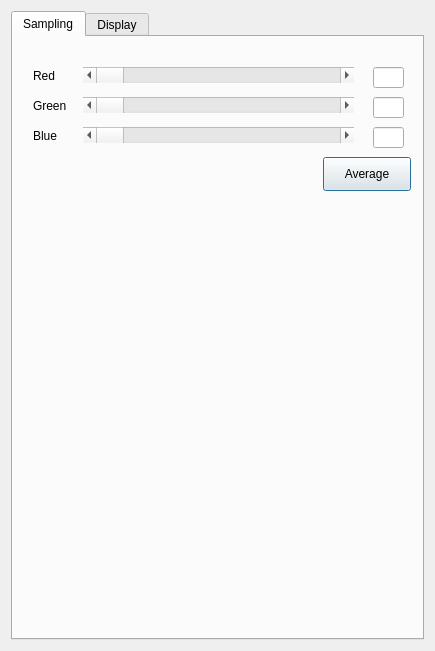
The window that romthresholddialog.ui (travisgoodspeed/maskromtool) describes before a commit, drawn with Qt 5.
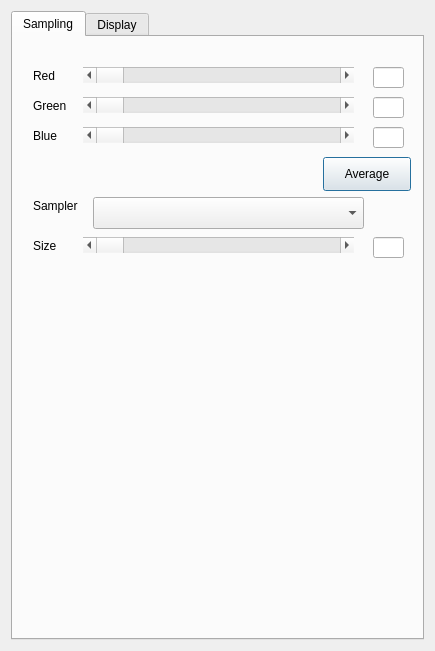
The same window after the commit.

What changed in the file:
```diff
--- a/romthresholddialog.ui
+++ b/romthresholddialog.ui
@@ -159,6 +159,68 @@
         </rect>
        </property>
       </widget>
+      <widget class="QComboBox" name="samplerBox">
+       <property name="geometry">
+        <rect>
+         <x>80</x>
+         <y>160</y>
+         <width>271</width>
+         <height>32</height>
+        </rect>
+       </property>
+      </widget>
+      <widget class="QLabel" name="redLabel_2">
+       <property name="geometry">
+        <rect>
+         <x>20</x>
+         <y>160</y>
+         <width>58</width>
+         <height>18</height>
+        </rect>
+       </property>
+       <property name="text">
+        <string>Sampler</string>
+       </property>
+      </widget>
+      <widget class="QScrollBar" name="samplesizeScrollBar">
+       <property name="geometry">
+        <rect>
+         <x>70</x>
+         <y>200</y>
+         <width>271</width>
+         <height>16</height>
+        </rect>
+       </property>
+       <property name="maximum">
+        <number>255</number>
+       </property>
+       <property name="orientation">
+        <enum>Qt::Horizontal</enum>
+       </property>
+      </widget>
+      <widget class="QLabel" name="redLabel_3">
+       <property name="geometry">
+        <rect>
+         <x>20</x>
+         <y>200</y>
+         <width>58</width>
+         <height>18</height>
+        </rect>
+       </property>
+       <property name="text">
+        <string>Size</string>
+       </property>
+      </widget>
+      <widget class="QLineEdit" name="samplesizeEdit">
+       <property name="geometry">
+        <rect>
+         <x>360</x>
+         <y>200</y>
+         <width>31</width>
+         <height>21</height>
+        </rect>
+       </property>
+      </widget>
      </widget>
      <widget class="QWidget" name="tabDisplay">
       <attribute name="title">
```
